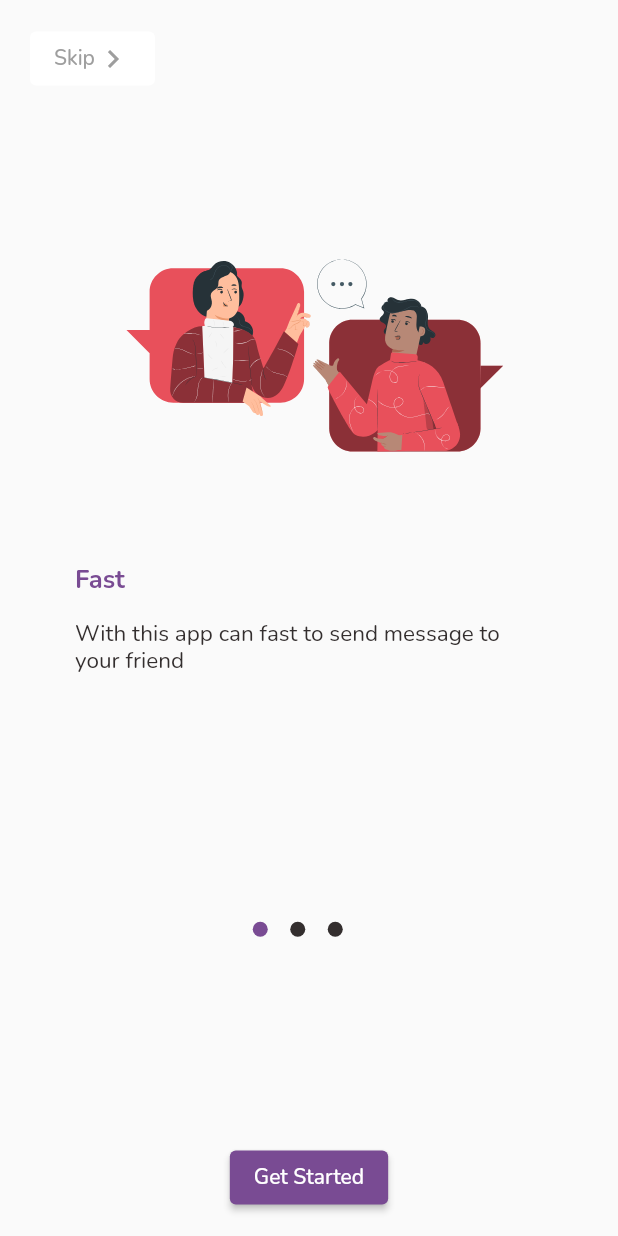
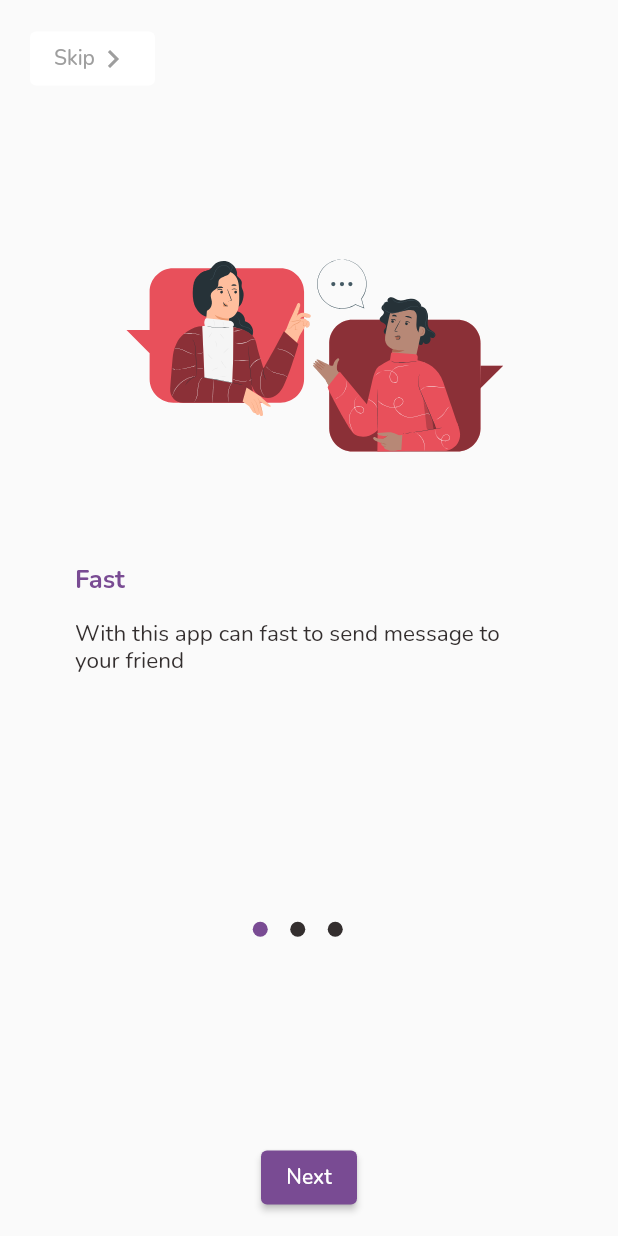
Before and after one commit to ali-susanto/chatting_app, a Flutter app: the screen it shows after launch, on a phone screen of 412 x 824 dp. Run offline on Flutter 3.47's test engine with Material 2 defaults, Android fonts, the phone set to English and light mode, and no system bars; our stand-ins replace flutter_svg, google_fonts.

Commit message:
change starting text in button

```diff
--- a/lib/screen/splash/splash_screen.dart
+++ b/lib/screen/splash/splash_screen.dart
@@ -169,7 +169,7 @@ class _SplashScreenState extends State<SplashScreen> {
                           curve: Curves.easeIn);
                     },
                     style: ElevatedButton.styleFrom(primary: kPrimaryColor),
-                    child: Text((_currentPage == 0) ? 'Get Started' : 'Next')),
+                    child: Text((_currentPage == 2) ? 'Get Started' : 'Next')),
               )
             ],
           ),
```
